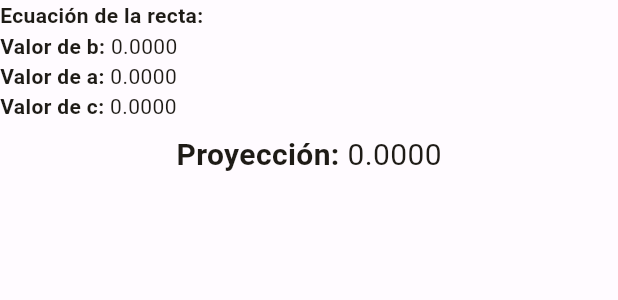
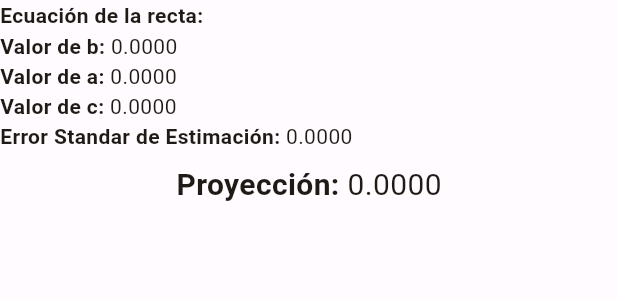
Before and after one commit to DataBase18/Estadistica-II-PF, a Flutter app: the ResultData widget shown alone on an empty page, opened directly with empty values, on a phone screen of 412 x 824 dp. Shown: the top 300 px of the screen. Run offline on Flutter 3.47's test engine with Material 3 defaults, Android fonts, the light colour scheme and no system bars; our stand-ins replace file_picker, fl_chart, flutter_svg, lottie, sqflite; missing offline and left inert: awesome_icons, dart:ffi, excel; accounts and stored records are empty.

Commit message:
Se agrega el calculo de Erro standar de estimación

```diff
--- a/lib/screens/statistics/MMC/data/MMCConstants.dart
+++ b/lib/screens/statistics/MMC/data/MMCConstants.dart
@@ -23,7 +23,7 @@ class MMCConstants{
   static String bResultText="Valor de b: ";
   static String aResultText="Valor de a: ";
   static String cResultText="Valor de c: ";
-
+  static String eSResultText="Error Standar de Estimación: ";
   static String fileToProcess="Archivo a procesar";
   static String typeCorrelationText ="Tipo de correlación: ";
 }
--- a/lib/screens/statistics/MMC/ui/MMCEvent.dart
+++ b/lib/screens/statistics/MMC/ui/MMCEvent.dart
@@ -27,6 +27,7 @@ class SetDataResults extends ViewEvent {
   List<FlSpot> pointsToDrawRect;
   String typeCorrelation ;
   double r ;
+  double eS;
   SetDataResults(this.data, {
     required this.b,
     required this.a,
@@ -36,7 +37,8 @@ class SetDataResults extends ViewEvent {
     required this.points,
     required this.pointsToDrawRect,
     required this.r,
-    required this.typeCorrelation
+    required this.typeCorrelation,
+    required this.eS
   }):super("SetDataResults");
 }
 
--- a/lib/screens/statistics/MMC/ui/MMCScreen.dart
+++ b/lib/screens/statistics/MMC/ui/MMCScreen.dart
@@ -171,6 +171,7 @@ class _MMCScreenState extends State<MMCScreen> implements EventObserver {
       state.pointsToLine=event.pointsToDrawRect;
       state.r=event.r;
       state.typeCorrelation=event.typeCorrelation;
+      state.eS=event.eS;
     });
   }
 
--- a/lib/screens/statistics/MMC/ui/MMCState.dart
+++ b/lib/screens/statistics/MMC/ui/MMCState.dart
@@ -20,4 +20,5 @@ class MMCState {
   List<FlSpot> pointsToLine=[];
   String typeCorrelation = "";
   double r  =0;
+  double eS=0;
  }
--- a/lib/screens/statistics/MMC/ui/MMCViewModel.dart
+++ b/lib/screens/statistics/MMC/ui/MMCViewModel.dart
@@ -137,6 +137,7 @@ class MMCViewModel extends EventViewModel {
         double y= a+(b*projectedValue);
         double r = ( (n*xySum)-(xSum*ySum) )/ (sqrt(((n*x2Sum)-pow(xSum,2)) * ((n*y2Sum)-pow(ySum,2))));
         String typeCorrelation = GlobalMetods.getPercentageRelation(r);
+        double eS  = sqrt( (y2Sum - (a*ySum) - (b*xySum))/(n-2) );
 
         //calc points to draw rect
         double y1 = a+(b*xMin);
@@ -155,7 +156,8 @@ class MMCViewModel extends EventViewModel {
             FlSpot(xMax, y2)
           ],
           r:  r,
-          typeCorrelation: typeCorrelation
+          typeCorrelation: typeCorrelation,
+          eS: eS
         ));
       }catch(e){
         notify(ShowSimpleAlert("${MMCConstants.readExcelError}. $e"));
--- a/lib/screens/statistics/MMC/ui/MMCWidgets.dart
+++ b/lib/screens/statistics/MMC/ui/MMCWidgets.dart
@@ -76,6 +76,14 @@ class ResultData extends StatelessWidget {
                 fontWeight: FontWeight.bold
             ),),
             Text(state.c.toStringAsFixed(4)),
+          ],
+        ),
+        Wrap(
+          children: [
+            Text(MMCConstants.eSResultText, style: const TextStyle(
+                fontWeight: FontWeight.bold
+            ),),
+            Text(state.eS.toStringAsFixed(4)),
           ],
         ),
         SizedBox(height: height*0.01,),
```
